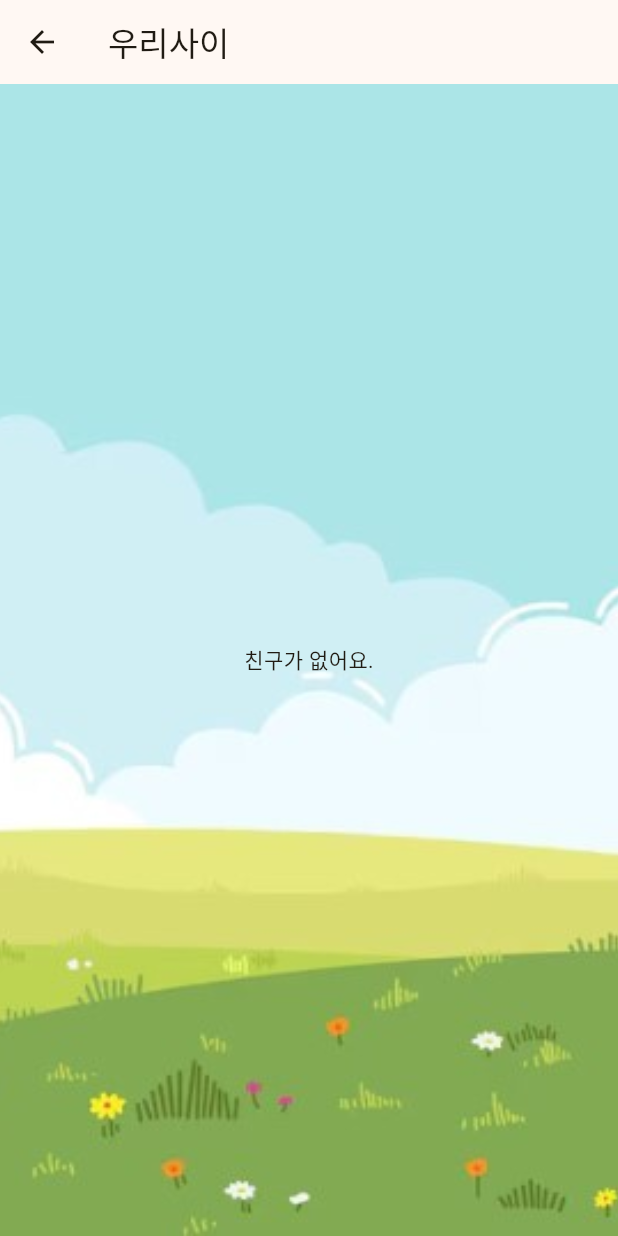
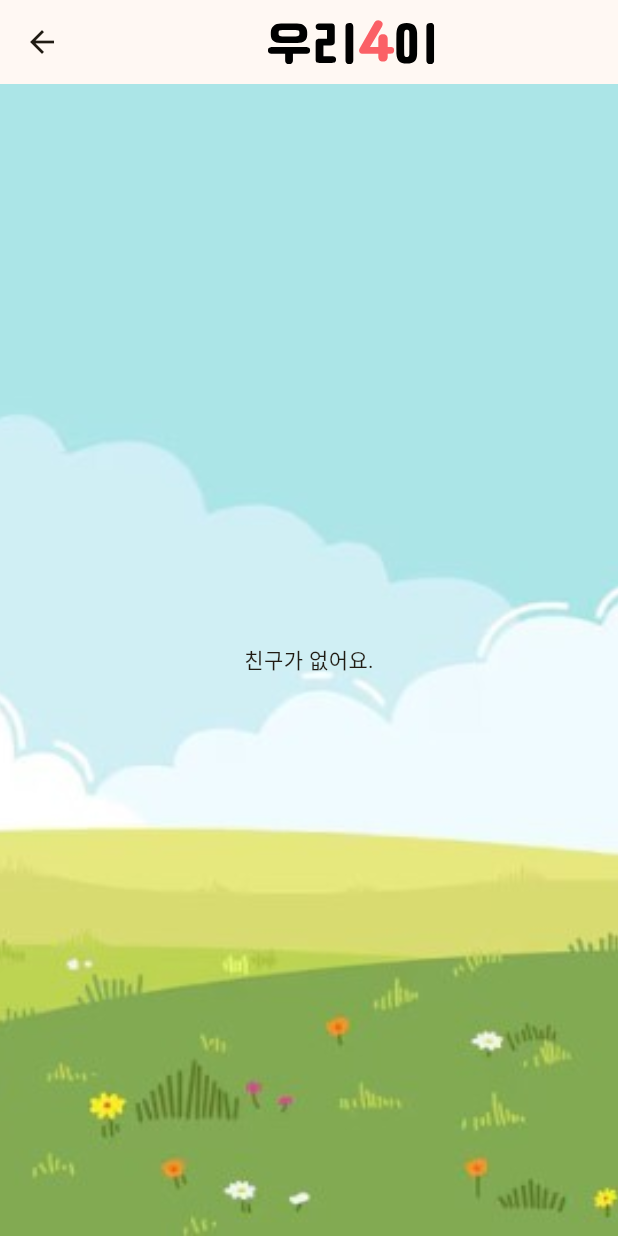
Before and after one commit to Pet4Ever/pet_4_ever, a Flutter app: the FriendsPage screen opened directly, on a phone screen of 412 x 824 dp. Run offline on Flutter 3.47's test engine with Material 3 defaults, Android fonts, the light colour scheme and no system bars; our stand-ins replace auto_size_text, cloud_firestore, firebase_auth, firebase_core, flutter_dotenv, flutter_riverpod and 2 more; accounts and stored records are empty.

Commit message:
ui: appBar에 메인 로고 '우리4이' 추가

```diff
--- a/lib/ui/pages/friends/friends_page.dart
+++ b/lib/ui/pages/friends/friends_page.dart
@@ -4,6 +4,7 @@ import 'package:pet_4_ever/data/model/pet.dart';
 import 'package:pet_4_ever/theme.dart';
 import 'package:pet_4_ever/ui/pages/friends/friends_view_model.dart';
 import 'package:pet_4_ever/ui/pages/friends/widgets/friend_item.dart';
+import 'package:flutter_svg/flutter_svg.dart';
 
 class FriendsPage extends ConsumerWidget {
   @override
@@ -11,7 +12,12 @@ class FriendsPage extends ConsumerWidget {
     final friends = ref.watch(friendViewModelProvider);
 
     return Scaffold(
-      appBar: AppBar(title: Text('우리사이')), // TODO: appbar theme
+      appBar: AppBar(
+        title: Center(
+          child:
+              SvgPicture.asset("assets/images/mainLogo.svg", fit: BoxFit.cover),
+        ),
+      ),
       // TODO: consumer로 감싸서 구독
       body: Container(
         decoration: BoxDecoration(
```
